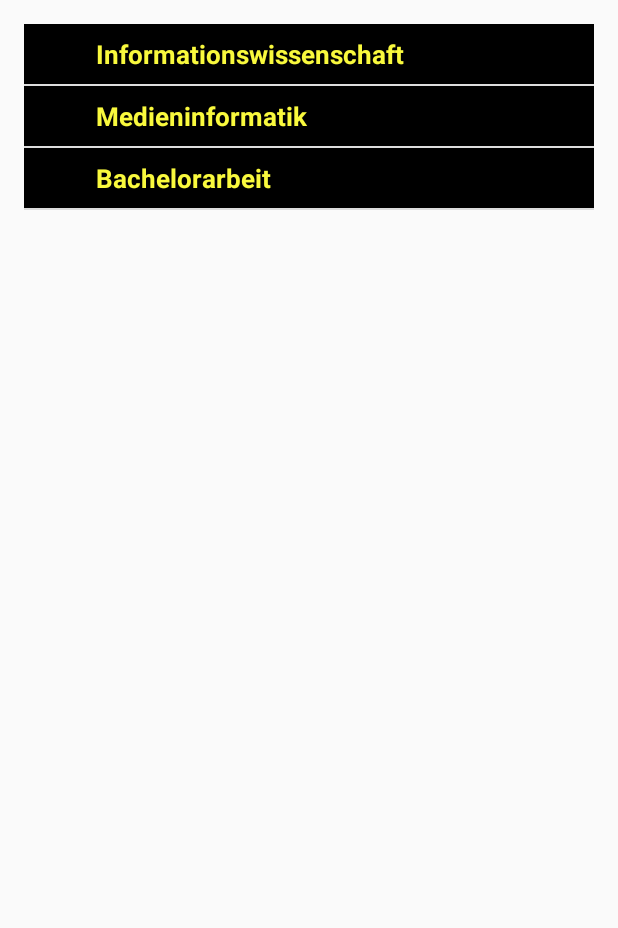
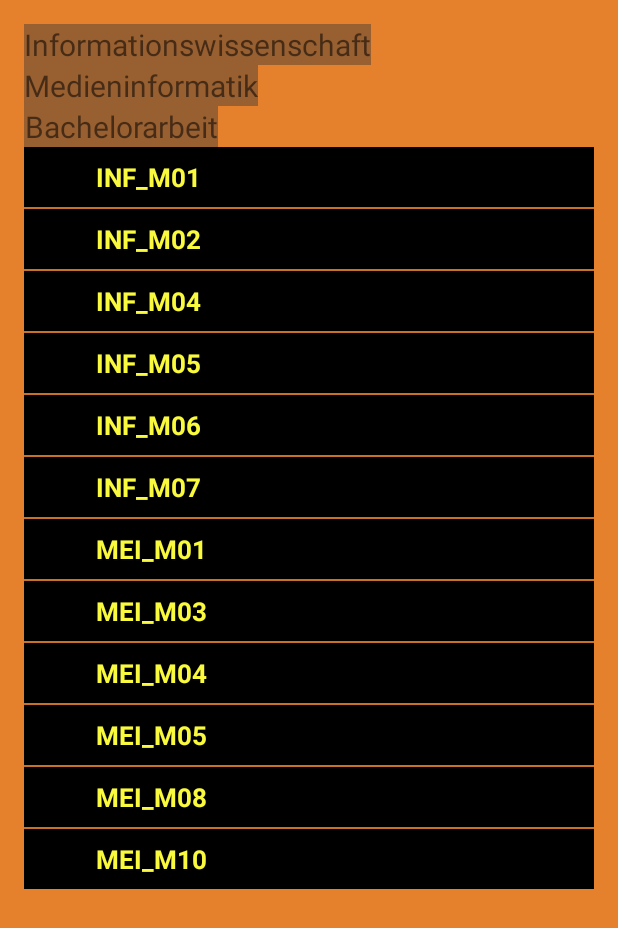
Before and after one commit to Aldu94/studdy_buddy, an Android app: the MarksCalculator screen opened directly, with no data from a screen before it, on a phone screen of 412 x 824 dp. Shown: the top 928 px of the screen. Run offline under Robolectric (Android 15) with nearby library versions, the phone set to English and light mode, and no system bars; plain views replace PercentRelativeLayout; 6 statements that could not run were skipped.

Commit message:
New layout for calculator

```diff
--- a/StudBud/app/src/main/java/com/studbud/studbud/MarksCalculator.java
+++ b/StudBud/app/src/main/java/com/studbud/studbud/MarksCalculator.java
@@ -1,14 +1,9 @@
 package com.studbud.studbud;
 
-import android.graphics.Color;
 import android.os.Bundle;
 import android.support.v7.app.AppCompatActivity;
-import android.view.View;
-import android.view.ViewGroup;
 import android.widget.Button;
 import android.widget.ExpandableListView;
-import android.widget.ListView;
-import android.widget.TextView;
 
 import com.studbud.studbud.persistence.ExpandableListAdapter;
 
@@ -18,11 +13,13 @@ import java.util.List;
 
 public class MarksCalculator extends AppCompatActivity {
 
-    private ExpandableListView expandableListView;
-    private ExpandableListAdapter listAdapter;
-    private List<String> listHeadings;
-    private HashMap<String, List<String>> childList;
-    private HashMap <String,List<String>> grandChildList;
+    private ExpandableListView expandableListViewInfoWiss;
+    private ExpandableListView expandableListViewMedieninfo;
+    private List<String> listHeadingsInfoWiss;
+    private HashMap<String, List<String>> childListInfowiss;
+    private List<String> listHeadingsMedieninfo;
+    private HashMap<String, List<String>> childListMedieninfo;
+
 
 
     private long subjectID;
@@ -39,7 +36,6 @@ public class MarksCalculator extends AppCompatActivity {
         super.onCreate(savedInstanceState);
         setContentView(R.layout.activity_markscalculator);
         setupUI();
-        inf01 = new double[2];
         user = new User("Karl",0,3);
         subjectID = user.getMainSubjectID();
         calculator = new Calculator();
@@ -56,74 +52,161 @@ public class MarksCalculator extends AppCompatActivity {
 
 
     private void setupUI() {
-        expandableListView = (ExpandableListView)findViewById(R.id.Informationswissenschaft);
-        addListData();
-        ExpandableListAdapter adapter = new ExpandableListAdapter(this, listHeadings,childList);
-        expandableListView.setAdapter(adapter);
+        expandableListViewInfoWiss = (ExpandableListView)findViewById(R.id.inf);
+        expandableListViewMedieninfo = (ExpandableListView)findViewById(R.id.medieninfo);
+        addListDataInfwiss();
+        addListDataMedieninfo();
+        ExpandableListAdapter adapterInfwiss = new ExpandableListAdapter(this, listHeadingsInfoWiss, childListInfowiss);
+        ExpandableListAdapter adapterMedieninfo = new ExpandableListAdapter(this,listHeadingsMedieninfo, childListMedieninfo);
+        expandableListViewInfoWiss.setAdapter(adapterInfwiss);
+        expandableListViewMedieninfo.setAdapter(adapterMedieninfo);
     }
 
-/*
-    private void onCalClick(){
-        calculateButton.setOnClickListener(new View.OnClickListener() {
-            @Override
-            public void onClick(View v) {
-                readUserInput();
-                calculator.calculateMarks(subjectID, inf01);
-                Intent resultPageIntent = new Intent(MarksCalculator.this, ResultActivity.class);
-                startActivity(resultPageIntent);
-            }
-        });
 
-    }
-*/
 
     // method to fill the expandable listview with data out of the strings
 
-    private void addListData(){
-        listHeadings = new ArrayList<String>();
-        childList = new HashMap<String,List<String>>();
-        grandChildList = new HashMap<String,List<String>>();
+    private void addListDataInfwiss(){
+        listHeadingsInfoWiss = new ArrayList<String>();
+        childListInfowiss = new HashMap<String,List<String>>();
 
-        List<String> informationsWissenschaft = new ArrayList<String>();
-        List<String> medienInformatik = new ArrayList<String>();
-        List<String> bachelorArbeit = new ArrayList<String>();
-
-        String[] headingItems = getResources().getStringArray(R.array.header_titles);
-        String[] infwissItems = getResources().getStringArray(R.array.modules_titles_infwiss);
-        String[] medinfoItems = getResources().getStringArray(R.array.modules_titles_medinfo);
-        String bachelorItem = getResources().getString(R.string.bachelor_title);
+        List<String> inf01List = new ArrayList<String>();
+        List<String> inf02List = new ArrayList<String>();
+        List<String> inf03List = new ArrayList<String>();
+        List<String> inf04List = new ArrayList<String>();
+        List<String> inf05List = new ArrayList<String>();
+        List<String> inf06List = new ArrayList<String>();
+        List<String> inf07List = new ArrayList<String>();
 
 
 
-        for(String title : headingItems){
-            listHeadings.add(title);
-        }
-
-        for(String title : infwissItems){
-            informationsWissenschaft.add(title);
-
-        }
-
-        for(String title : medinfoItems){
-            medienInformatik.add(title);
-        }
-
-        bachelorArbeit.add(bachelorItem);
+        String[] infwissHeadingItems = getResources().getStringArray(R.array.header_titles_infwiss);
+        String[] inf01Items = getResources().getStringArray(R.array.INF_M01);
+        String[] inf02Items = getResources().getStringArray(R.array.INF_M02);
+        String[] inf04Items = getResources().getStringArray(R.array.INF_M04);
+        String[] inf05Items = getResources().getStringArray(R.array.INF_M05);
+        String[] inf06Items = getResources().getStringArray(R.array.INF_M06);
+        String[] inf07Items = getResources().getStringArray(R.array.INF_M07);
 
 
 
 
-        childList.put(listHeadings.get(0), informationsWissenschaft);
-        childList.put(listHeadings.get(1),medienInformatik);
-        childList.put(listHeadings.get(2),bachelorArbeit);
+        for(String title : infwissHeadingItems){
+            listHeadingsInfoWiss.add(title);
+        }
+
+        for(String title : inf01Items){
+            inf01List.add(title);
+
+        }
+
+        for(String title : inf02Items){
+            inf02List.add(title);
+
+        }
+
+        for(String title : inf04Items){
+            inf04List.add(title);
+
+        }
+
+        for(String title : inf05Items){
+            inf05List.add(title);
+
+        }
+
+        for(String title : inf06Items){
+            inf06List.add(title);
+
+        }
+        for(String title : inf07Items){
+            inf07List.add(title);
+
+        }
 
 
-    //    testPersistence();
+
+
+        childListInfowiss.put(listHeadingsInfoWiss.get(0), inf01List);
+        childListInfowiss.put(listHeadingsInfoWiss.get(1), inf02List);
+        childListInfowiss.put(listHeadingsInfoWiss.get(2), inf04List);
+        childListInfowiss.put(listHeadingsInfoWiss.get(3), inf05List);
+        childListInfowiss.put(listHeadingsInfoWiss.get(4), inf06List);
+        childListInfowiss.put(listHeadingsInfoWiss.get(5), inf07List);
+
+
+
     }
 
-     //   private void testPersistence(){
-     //       Log.i("course name: ", childList.toString());
-    //    }
+    private void addListDataMedieninfo() {
+
+        listHeadingsMedieninfo = new ArrayList<String>();
+        childListMedieninfo = new HashMap<String,List<String>>();
+
+        List<String> mei01List = new ArrayList<String>();
+        List<String> mei03List = new ArrayList<String>();
+        List<String> mei04List = new ArrayList<String>();
+        List<String> mei05List = new ArrayList<String>();
+        List<String> mei08List = new ArrayList<String>();
+        List<String> mei10List = new ArrayList<String>();
+
+
+        String[] infwissHeadingItems = getResources().getStringArray(R.array.header_titles_medinfo);
+        String[] mei01Items = getResources().getStringArray(R.array.MEI_01);
+        String[] mei03Items = getResources().getStringArray(R.array.MEI_03);
+        String[] mei04Items = getResources().getStringArray(R.array.MEI_04_mei);
+        String[] mei05Items = getResources().getStringArray(R.array.MEI_05);
+        String[] mei08Items = getResources().getStringArray(R.array.MEI_08_inf);
+        String[] mei10Items = getResources().getStringArray(R.array.MEI_10_mei);
+
+
+
+        for(String title : infwissHeadingItems){
+            listHeadingsInfoWiss.add(title);
+        }
+
+        for(String title : mei01Items){
+            mei01List.add(title);
+
+        }
+
+        for(String title : mei03Items){
+            mei03List.add(title);
+
+        }
+
+        for(String title : mei04Items){
+            mei04List.add(title);
+
+        }
+
+        for(String title : mei05Items){
+            mei05List.add(title);
+
+        }
+
+        for(String title : mei08Items){
+            mei08List.add(title);
+
+        }
+        for(String title : mei10Items){
+            mei10List.add(title);
+
+        }
+
+
+        childListMedieninfo.put(listHeadingsMedieninfo.get(0), mei01List);
+        childListMedieninfo.put(listHeadingsMedieninfo.get(1), mei03List);
+        childListMedieninfo.put(listHeadingsMedieninfo.get(2), mei04List);
+        childListMedieninfo.put(listHeadingsMedieninfo.get(3), mei05List);
+        childListMedieninfo.put(listHeadingsMedieninfo.get(4), mei08List);
+        childListMedieninfo.put(listHeadingsMedieninfo.get(5), mei10List);
+
+
+
+    }
+
+
 
     /*private void checkForEmptyEditText(){
         if (editTextOne.length() < 1  || editTextTwo.length() < 1){
--- a/StudBud/app/src/main/res/layout/content_markscalculator.xml
+++ b/StudBud/app/src/main/res/layout/content_markscalculator.xml
@@ -13,15 +13,107 @@
     android:paddingTop="@dimen/activity_vertical_margin"
     app:layout_behavior="@string/appbar_scrolling_view_behavior"
     tools:context=".MarksCalculator"
-    tools:showIn="@layout/activity_markscalculator">
+    tools:showIn="@layout/activity_markscalculator"
+    android:backgroundTint="#e5802c"
+    android:background="#000000">
 
+    <TextView
+    android:layout_width="wrap_content"
+    android:layout_height="wrap_content"
+    android:id="@+id/informationswissenschaft_text_view"
+    android:text="Informationswissenschaft"
+    android:textSize="20sp"
+    android:textAlignment="center"
+    app:layout_widthPercent ="75%"
+    app:layout_heightPercent ="10%"
+        android:background="#71373535"/>
+
+    <TextView
+        android:layout_width="wrap_content"
+        android:layout_height="wrap_content"
+        android:id="@+id/medieninformatik_text_view"
+        android:layout_below="@+id/informationswissenschaft_text_view"
+        android:text="Medieninformatik"
+        android:textSize="20sp"
+        android:textAlignment="center"
+        app:layout_widthPercent ="75%"
+        app:layout_heightPercent ="10%"
+        app:layout_marginTopPercent="2%"
+        android:background="#71373535"/>
+
+    <TextView
+        android:layout_width="wrap_content"
+        android:layout_height="wrap_content"
+        android:id="@+id/bachelorarbeit_text_view"
+        android:layout_below="@+id/medieninformatik_text_view"
+        android:text="Bachelorarbeit"
+        android:textSize="20sp"
+        android:textAlignment="center"
+        app:layout_widthPercent ="75%"
+        app:layout_heightPercent ="10%"
+        app:layout_marginTopPercent="2%"
+        android:background="#71373535"/>
+
+    <TextView
+        android:layout_width="wrap_content"
+        android:layout_height="wrap_content"
+        android:id="@+id/informationswissenschaft_mark"
+        android:textSize="20sp"
+        android:textAlignment="center"
+        app:layout_widthPercent = "20%"
+        app:layout_heightPercent ="10%"
+        app:layout_marginLeftPercent="80%"
+        android:background="#71373535"/>
+
+    <TextView
+        android:layout_width="wrap_content"
+        android:layout_height="wrap_content"
+        android:layout_below="@+id/informationswissenschaft_mark"
+        android:id="@+id/medieninformatik_mark"
+        android:textSize="20sp"
+        android:textAlignment="center"
+        app:layout_widthPercent = "20%"
+        app:layout_heightPercent ="10%"
+        app:layout_marginLeftPercent="80%"
+        app:layout_marginTopPercent="2%"
+        android:background="#71373535"/>
+
+    <TextView
+        android:layout_width="wrap_content"
+        android:layout_height="wrap_content"
+        android:id="@+id/bachelorarbeit_mark"
+        android:layout_below="@+id/medieninformatik_mark"
+        android:textSize="20sp"
+        android:textAlignment="center"
+        app:layout_widthPercent = "20%"
+        app:layout_heightPercent ="10%"
+        app:layout_marginLeftPercent="80%"
+        app:layout_marginTopPercent="2%"
+        android:background="#71373535"/>
 
     <ExpandableListView
         android:layout_width="wrap_content"
-        android:layout_height="match_parent"
-        android:id="@+id/Informationswissenschaft"
-        android:layout_alignParentStart="true"
-        android:layout_alignParentTop="true" />
+        android:layout_height="wrap_content"
+        android:layout_below="@+id/bachelorarbeit_text_view"
+        android:id="@+id/inf"
+        app:layout_heightPercent="100%"
+        app:layout_widthPercent = "100%"
+        app:layout_marginTopPercent="3%">
+    </ExpandableListView>
+
+    <ExpandableListView
+        android:layout_width="wrap_content"
+        android:layout_height="wrap_content"
+        android:layout_below="@+id/inf"
+        android:id="@+id/medieninfo"
+        app:layout_heightPercent="100%"
+        app:layout_widthPercent = "100%"
+        app:layout_marginTopPercent="3%">
+    </ExpandableListView>
+
+
+
+
 
 
 
--- a/StudBud/app/src/main/res/values/strings.xml
+++ b/StudBud/app/src/main/res/values/strings.xml
@@ -39,14 +39,7 @@
     <string name="profile_main_subject">Main Subject</string>
 
 
-
-    <string-array name="header_titles">
-        <item>Informationswissenschaft</item>
-        <item>Medieninformatik</item>
-        <item>Bachelorarbeit</item>
-    </string-array>
-
-    <string-array name="modules_titles_infwiss">
+    <string-array name="header_titles_infwiss">
         <item>INF_M01</item>
         <item>INF_M02</item>
         <item>INF_M04</item>
@@ -56,7 +49,7 @@
     </string-array>
 
 
-    <string-array name="modules_titles_medinfo">
+    <string-array name="header_titles_medinfo">
         <item>MEI_M01</item>
         <item>MEI_M03</item>
         <item>MEI_M04</item>
@@ -72,6 +65,74 @@
         <item>Einführung Informationswissenschaft</item>
         <item>Informationstechnische Grundlagen</item>
     </string-array>
+
+    <string-array name="INF_M02">
+        <item>Mathematische Grundlagen</item>
+        <item>Einführung in die Empirische Forschung</item>
+        <item>Einführung in die Informationslinguistik</item>
+    </string-array>
+
+    <string-array name="INF_M04">
+        <item>Einführung Information Retrieval</item>
+        <item>Markup-Sprachen</item>
+        <item>Vertiefungsseminar Information Retrieval</item>
+    </string-array>
+
+    <string-array name="INF_M05">
+        <item>Einführung Softwareergonomie</item>
+        <item>Vertiefungsseminar Softwareergonomie</item>
+    </string-array>
+
+    <string-array name="INF_M06">
+        <item>Datenbanksystem</item>
+        <item>Grundlagen: Informationssysteme</item>
+        <item>Vertiefungsseminar Informationssysteme</item>
+    </string-array>
+
+    <string-array name="INF_M07">
+        <item>Einführung Projektmanagement</item>
+        <item>Projektseminar</item>
+    </string-array>
+
+    <string-array name="MEI_01">
+        <item>Einführung Informatik und Medieninformatik</item>
+        <item>Propädeutikum</item>
+    </string-array>
+
+    <string-array name="MEI_03">
+        <item>ADP</item>
+        <item>JAVA</item>
+        <item>Android</item>
+    </string-array>
+
+    <string-array name="MEI_04_mei">
+        <item>MMT</item>
+        <item>MMDB</item>
+        <item>MME</item>
+    </string-array>
+
+    <string-array name="MEI_05">
+        <item>HCI</item>
+        <item>Usability</item>
+        <item>PSMG</item>
+    </string-array>
+
+    <string-array name="MEI_08_inf">
+        <item>MMT</item>
+        <item>MMDB</item>
+    </string-array>
+
+    <string-array name="MEI_10_mei">
+        <item>Kurs1</item>
+        <item>Kurs2</item>
+        <item>Projektseminar</item>
+    </string-array>
+
+    <string-array name="MEI_10_inf">
+        <item>Kurs1</item>
+        <item>Projektseminar</item>
+    </string-array>
+
     <string name="title_activity_add_profile">AddProfile</string>
 
 </resources>
```
